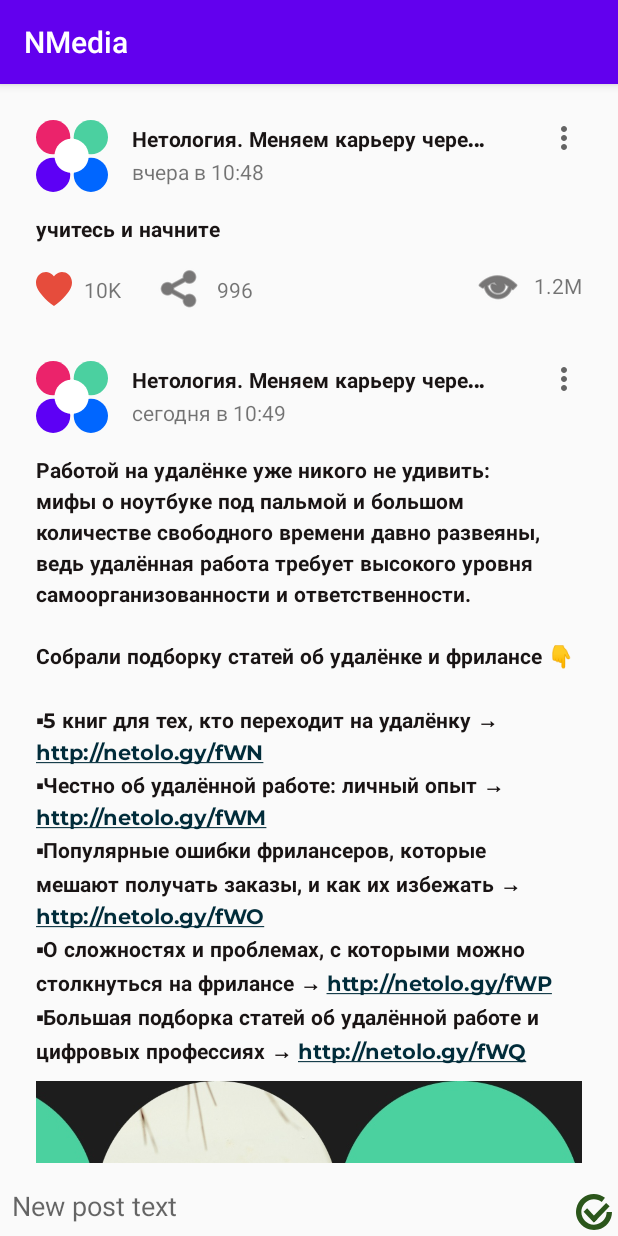
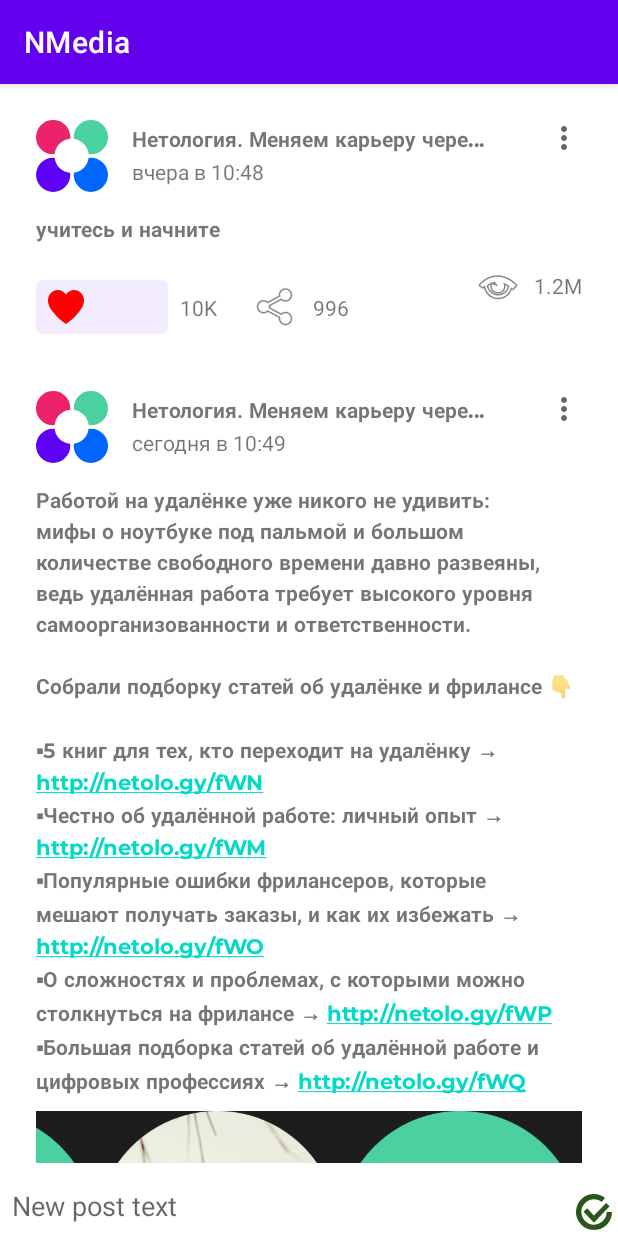
Before and after one commit to kosiginiv83/dz_an13_1.1, an Android app: the screen it shows after launch (MainActivity), after a tap on an icon or button, on a phone screen of 412 x 824 dp. Run offline under Robolectric (Android 15) with nearby library versions, the phone set to English and light mode, and no system bars; 2 other taps on this screen came first.

Commit message:
Before buttons update

```diff
--- a/app/build.gradle
+++ b/app/build.gradle
@@ -48,6 +48,7 @@ dependencies {
     def espresso_core_version = "3.3.0"
     def lifecycle_version = "2.2.0"
     def recyclerview_version = "1.2.0-alpha06"
+    def mdc_version = "1.2.1"
 
     implementation fileTree(dir: "libs", include: ["*.jar"])
     implementation "org.jetbrains.kotlin:kotlin-stdlib:$kotlin_version"
@@ -56,6 +57,7 @@ dependencies {
     implementation "androidx.activity:activity-ktx:$activity_version"
     implementation "androidx.constraintlayout:constraintlayout:$constraintlayout_version"
     implementation "androidx.recyclerview:recyclerview:$recyclerview_version"
+    implementation "com.google.android.material:material:$mdc_version"
 
     implementation "androidx.lifecycle:lifecycle-livedata-core-ktx:$lifecycle_version"
     implementation "androidx.lifecycle:lifecycle-livedata-ktx:$lifecycle_version"
--- a/app/src/main/java/ru/netology/nmedia/adapter/PostsAdapter.kt
+++ b/app/src/main/java/ru/netology/nmedia/adapter/PostsAdapter.kt
@@ -47,9 +47,7 @@ class PostsAdapter(
         val post = getItem(position)
         payloads.forEach {
             when (it) {
-                PostDiffCallback.LIKED_BY_ME -> holder.binding.btnLike.setImageResource(
-                    if (post.likedByMe) R.drawable.ic_heart_red else R.drawable.ic_heart2
-                )
+                PostDiffCallback.LIKED_BY_ME -> holder.binding.btnLike.isChecked = post.likedByMe
                 PostDiffCallback.LIKES_COUNT ->
                     holder.binding.likesCount.text = getFormattedNum(post.likesCount)
                 PostDiffCallback.SHARES_COUNT ->
@@ -78,9 +76,7 @@ class PostViewHolder(
             author.text = post.author
             published.text = post.published
             content.text = post.content
-            btnLike.setImageResource(
-                if (post.likedByMe) R.drawable.ic_heart_red else R.drawable.ic_heart2
-            )
+            btnLike.isChecked = post.likedByMe
             likesCount.text = getFormattedNum(post.likesCount)
             sharesCount.text = getFormattedNum(post.sharesCount)
             viewsCount.text = getFormattedNum(post.viewsCount)
--- /dev/null
+++ b/app/src/main/res/drawable/like_selector.xml
@@ -0,0 +1,10 @@
+<?xml version="1.0" encoding="utf-8"?>
+<selector xmlns:android="http://schemas.android.com/apk/res/android">
+    <item
+        android:drawable="@drawable/ic_heart_red"
+        android:state_checked="true"
+        />
+    <item
+        android:drawable="@drawable/ic_heart2"
+        />
+</selector>
--- a/app/src/main/res/layout/card_post.xml
+++ b/app/src/main/res/layout/card_post.xml
@@ -24,7 +24,6 @@
         android:ellipsize="end"
         android:fontFamily="@font/montserrat_bold"
         android:maxLines="1"
-        android:textColor="#191414"
         android:textSize="14sp"
         app:layout_constraintBottom_toTopOf="@+id/published"
         app:layout_constraintEnd_toStartOf="@id/menu_button"
@@ -71,8 +70,6 @@
         android:fontFamily="@font/montserrat_bold"
         android:gravity="left"
         android:lineSpacingExtra="4sp"
-        android:textColor="#191414"
-        android:textColorLink="#012C3A"
         app:layout_constraintBottom_toTopOf="@id/post_img"
         app:layout_constraintEnd_toEndOf="parent"
         app:layout_constraintStart_toStartOf="parent"
@@ -111,7 +108,7 @@
         app:layout_constraintEnd_toStartOf="@+id/views_count"
         app:layout_constraintTop_toTopOf="@+id/views_count"
         app:srcCompat="@android:drawable/ic_menu_view"
-        app:tint="#201E1E" />
+         />
 
     <ImageView
         android:id="@+id/btn_share"
@@ -122,15 +119,21 @@
         app:layout_constraintStart_toEndOf="@+id/likes_count"
         app:layout_constraintTop_toTopOf="@id/likes_count"
         app:srcCompat="@android:drawable/ic_menu_share"
-        app:tint="#201E1E" />
+         />
 
-    <ImageView
+    <com.google.android.material.button.MaterialButton
         android:id="@+id/btn_like"
         android:layout_width="wrap_content"
         android:layout_height="wrap_content"
+        android:checkable="true"
         app:layout_constraintStart_toStartOf="parent"
         app:layout_constraintTop_toBottomOf="@+id/barrier_img_bottom"
-        tools:srcCompat="@drawable/ic_heart2" />
+        android:contentDescription="Like"
+        app:icon="@drawable/like_selector"
+        tools:icon="@drawable/ic_heart2"
+        tools:checked="true"
+        tools:text="100"
+        style="@style/Widget.AppTheme.LikeCheckBox"/>
 
     <TextView
         android:id="@+id/likes_count"
--- a/app/src/main/res/values/styles.xml
+++ b/app/src/main/res/values/styles.xml
@@ -1,10 +1,15 @@
 <resources>
     <!-- Base application theme. -->
-    <style name="AppTheme" parent="Theme.AppCompat.Light.DarkActionBar">
+    <style name="AppTheme" parent="Theme.MaterialComponents.DayNight.DarkActionBar">
         <!-- Customize your theme here. -->
         <item name="colorPrimary">@color/colorPrimary</item>
         <item name="colorPrimaryDark">@color/colorPrimaryDark</item>
         <item name="colorAccent">@color/colorAccent</item>
     </style>
 
+    <style name="Widget.AppTheme.LikeCheckBox"
+        parent="Widget.MaterialComponents.Button.TextButton.Icon">
+        <item name="iconTint">#ff0000</item>
+    </style>
+
 </resources>
```
